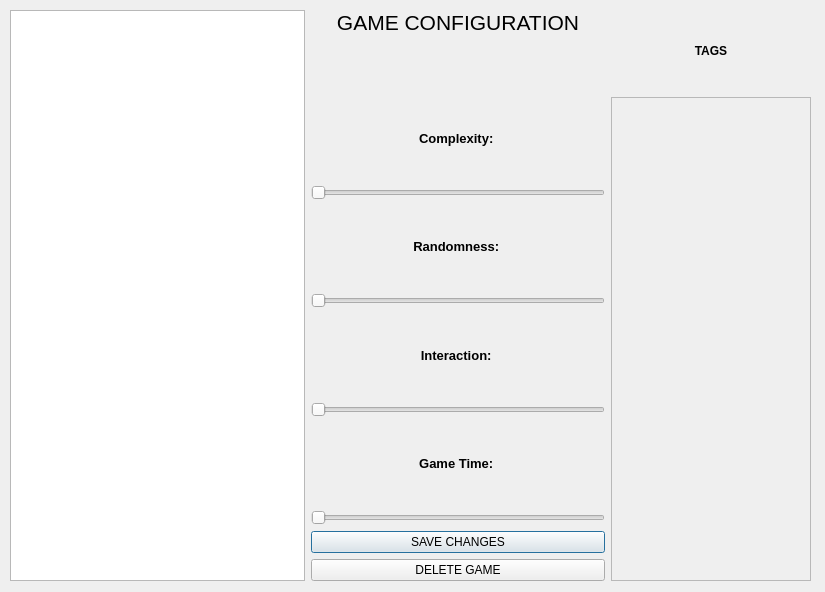
Old version of the form forms/Gameview.ui in the repository Kalkom3/BoardGameDataBase.
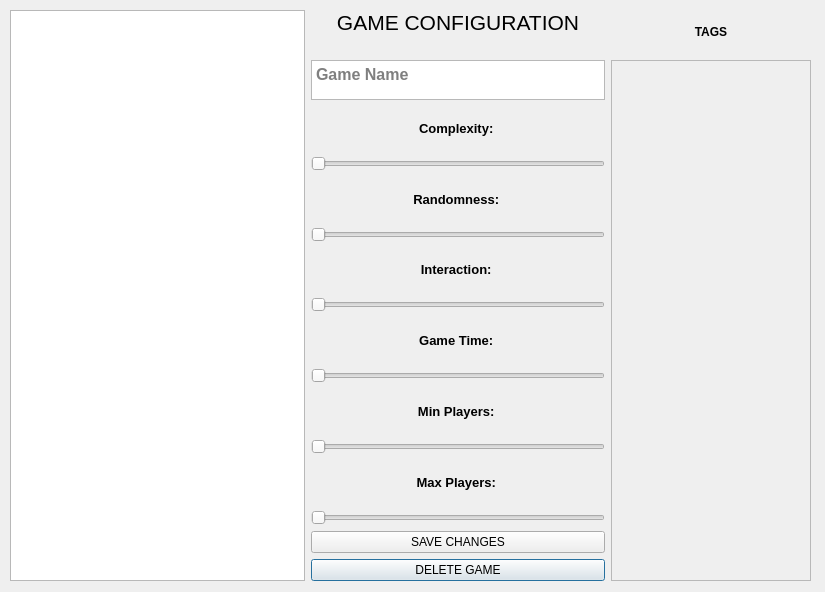
New version of the form.

Diff of the .ui file:
```diff
--- a/forms/Gameview.ui
+++ b/forms/Gameview.ui
@@ -26,8 +26,72 @@
     </rect>
    </property>
    <layout class="QGridLayout" name="gridLayout">
-    <item row="0" column="0" rowspan="11">
-     <widget class="QGraphicsView" name="graphicsView"/>
+    <item row="15" column="1">
+     <widget class="QPushButton" name="delButton">
+      <property name="text">
+       <string>DELETE GAME</string>
+      </property>
+     </widget>
+    </item>
+    <item row="7" column="1">
+     <widget class="QSlider" name="horizontalSlider_3">
+      <property name="maximum">
+       <number>5</number>
+      </property>
+      <property name="orientation">
+       <enum>Qt::Horizontal</enum>
+      </property>
+     </widget>
+    </item>
+    <item row="10" column="1">
+     <widget class="QLabel" name="sLabel5">
+      <property name="font">
+       <font>
+        <pointsize>10</pointsize>
+        <weight>75</weight>
+        <bold>true</bold>
+       </font>
+      </property>
+      <property name="text">
+       <string>Min Players: </string>
+      </property>
+      <property name="textFormat">
+       <enum>Qt::AutoText</enum>
+      </property>
+      <property name="alignment">
+       <set>Qt::AlignCenter</set>
+      </property>
+     </widget>
+    </item>
+    <item row="12" column="1">
+     <widget class="QLabel" name="sLabel6">
+      <property name="font">
+       <font>
+        <pointsize>10</pointsize>
+        <weight>75</weight>
+        <bold>true</bold>
+       </font>
+      </property>
+      <property name="text">
+       <string>Max Players: </string>
+      </property>
+      <property name="textFormat">
+       <enum>Qt::AutoText</enum>
+      </property>
+      <property name="alignment">
+       <set>Qt::AlignCenter</set>
+      </property>
+     </widget>
+    </item>
+    <item row="5" column="1">
+     <widget class="QSlider" name="horizontalSlider_2">
+      <property name="maximum">
+       <number>5</number>
+      </property>
+      <property name="orientation">
+       <enum>Qt::Horizontal</enum>
+      </property>
+     </widget>
     </item>
     <item row="0" column="1">
      <widget class="QLabel" name="label">
@@ -46,8 +110,75 @@
       </property>
      </widget>
     </item>
-    <item row="0" column="2">
-     <widget class="QLabel" name="label_2">
+    <item row="9" column="1">
+     <widget class="QSlider" name="horizontalSlider_4">
+      <property name="maximum">
+       <number>5</number>
+      </property>
+      <property name="orientation">
+       <enum>Qt::Horizontal</enum>
+      </property>
+     </widget>
+    </item>
+    <item row="14" column="1">
+     <widget class="QPushButton" name="editButton">
+      <property name="text">
+       <string>SAVE CHANGES</string>
+      </property>
+     </widget>
+    </item>
+    <item row="11" column="1">
+     <widget class="QSlider" name="horizontalSlider_5">
+      <property name="maximum">
+       <number>5</number>
+      </property>
+      <property name="orientation">
+       <enum>Qt::Horizontal</enum>
+      </property>
+     </widget>
+    </item>
+    <item row="6" column="1">
+     <widget class="QLabel" name="sLabel3">
+      <property name="font">
+       <font>
+        <pointsize>10</pointsize>
+        <weight>75</weight>
+        <bold>true</bold>
+       </font>
+      </property>
+      <property name="text">
+       <string>Interaction: </string>
+      </property>
+      <property name="textFormat">
+       <enum>Qt::AutoText</enum>
+      </property>
+      <property name="alignment">
+       <set>Qt::AlignCenter</set>
+      </property>
+     </widget>
+    </item>
+    <item row="4" column="1">
+     <widget class="QLabel" name="sLabel2">
+      <property name="font">
+       <font>
+        <pointsize>10</pointsize>
+        <weight>75</weight>
+        <bold>true</bold>
+       </font>
+      </property>
+      <property name="text">
+       <string>Randomness: </string>
+      </property>
+      <property name="textFormat">
+       <enum>Qt::AutoText</enum>
+      </property>
+      <property name="alignment">
+       <set>Qt::AlignCenter</set>
+      </property>
+     </widget>
+    </item>
+    <item row="0" column="3">
+     <widget class="QLabel" name="label_tags">
       <property name="font">
        <font>
         <weight>75</weight>
@@ -62,7 +193,36 @@
       </property>
      </widget>
     </item>
+    <item row="0" column="0" rowspan="16">
+     <widget class="QGraphicsView" name="graphicsView"/>
+    </item>
     <item row="1" column="1">
+     <widget class="QTextEdit" name="textEdit">
+      <property name="sizePolicy">
+       <sizepolicy hsizetype="Expanding" vsizetype="Preferred">
+        <horstretch>0</horstretch>
+        <verstretch>0</verstretch>
+       </sizepolicy>
+      </property>
+      <property name="maximumSize">
+       <size>
+        <width>44234</width>
+        <height>40</height>
+       </size>
+      </property>
+      <property name="font">
+       <font>
+        <pointsize>12</pointsize>
+        <weight>75</weight>
+        <bold>true</bold>
+       </font>
+      </property>
+      <property name="placeholderText">
+       <string>Game Name</string>
+      </property>
+     </widget>
+    </item>
+    <item row="2" column="1">
      <widget class="QLabel" name="sLabel1">
       <property name="font">
        <font>
@@ -82,7 +242,37 @@
       </property>
      </widget>
     </item>
-    <item row="1" column="2" rowspan="10">
+    <item row="8" column="1">
+     <widget class="QLabel" name="sLabel4">
+      <property name="font">
+       <font>
+        <pointsize>10</pointsize>
+        <weight>75</weight>
+        <bold>true</bold>
+       </font>
+      </property>
+      <property name="text">
+       <string>Game Time: </string>
+      </property>
+      <property name="textFormat">
+       <enum>Qt::AutoText</enum>
+      </property>
+      <property name="alignment">
+       <set>Qt::AlignCenter</set>
+      </property>
+     </widget>
+    </item>
+    <item row="3" column="1">
+     <widget class="QSlider" name="horizontalSlider_1">
+      <property name="maximum">
+       <number>5</number>
+      </property>
+      <property name="orientation">
+       <enum>Qt::Horizontal</enum>
+      </property>
+     </widget>
+    </item>
+    <item row="1" column="3" rowspan="15">
      <widget class="QFrame" name="frame">
       <property name="minimumSize">
        <size>
@@ -98,8 +288,8 @@
       </property>
      </widget>
     </item>
-    <item row="2" column="1">
-     <widget class="QSlider" name="horizontalSlider_1">
+    <item row="13" column="1">
+     <widget class="QSlider" name="horizontalSlider_6">
       <property name="maximum">
        <number>5</number>
       </property>
@@ -108,110 +298,6 @@
       </property>
      </widget>
     </item>
-    <item row="3" column="1">
-     <widget class="QLabel" name="sLabel2">
-      <property name="font">
-       <font>
-        <pointsize>10</pointsize>
-        <weight>75</weight>
-        <bold>true</bold>
-       </font>
-      </property>
-      <property name="text">
-       <string>Randomness: </string>
-      </property>
-      <property name="textFormat">
-       <enum>Qt::AutoText</enum>
-      </property>
-      <property name="alignment">
-       <set>Qt::AlignCenter</set>
-      </property>
-     </widget>
-    </item>
-    <item row="4" column="1">
-     <widget class="QSlider" name="horizontalSlider_2">
-      <property name="maximum">
-       <number>5</number>
-      </property>
-      <property name="orientation">
-       <enum>Qt::Horizontal</enum>
-      </property>
-     </widget>
-    </item>
-    <item row="5" column="1">
-     <widget class="QLabel" name="sLabel3">
-      <property name="font">
-       <font>
-        <pointsize>10</pointsize>
-        <weight>75</weight>
-        <bold>true</bold>
-       </font>
-      </property>
-      <property name="text">
-       <string>Interaction: </string>
-      </property>
-      <property name="textFormat">
-       <enum>Qt::AutoText</enum>
-      </property>
-      <property name="alignment">
-       <set>Qt::AlignCenter</set>
-      </property>
-     </widget>
-    </item>
-    <item row="6" column="1">
-     <widget class="QSlider" name="horizontalSlider_3">
-      <property name="maximum">
-       <number>5</number>
-      </property>
-      <property name="orientation">
-       <enum>Qt::Horizontal</enum>
-      </property>
-     </widget>
-    </item>
-    <item row="7" column="1">
-     <widget class="QLabel" name="sLabel4">
-      <property name="font">
-       <font>
-        <pointsize>10</pointsize>
-        <weight>75</weight>
-        <bold>true</bold>
-       </font>
-      </property>
-      <property name="text">
-       <string>Game Time: </string>
-      </property>
-      <property name="textFormat">
-       <enum>Qt::AutoText</enum>
-      </property>
-      <property name="alignment">
-       <set>Qt::AlignCenter</set>
-      </property>
-     </widget>
-    </item>
-    <item row="8" column="1">
-     <widget class="QSlider" name="horizontalSlider_4">
-      <property name="maximum">
-       <number>5</number>
-      </property>
-      <property name="orientation">
-       <enum>Qt::Horizontal</enum>
-      </property>
-     </widget>
-    </item>
-    <item row="9" column="1">
-     <widget class="QPushButton" name="editButton">
-      <property name="text">
-       <string>SAVE CHANGES</string>
-      </property>
-     </widget>
-    </item>
-    <item row="10" column="1">
-     <widget class="QPushButton" name="delButton">
-      <property name="text">
-       <string>DELETE GAME</string>
-      </property>
-     </widget>
-    </item>
    </layout>
   </widget>
  </widget>
```
